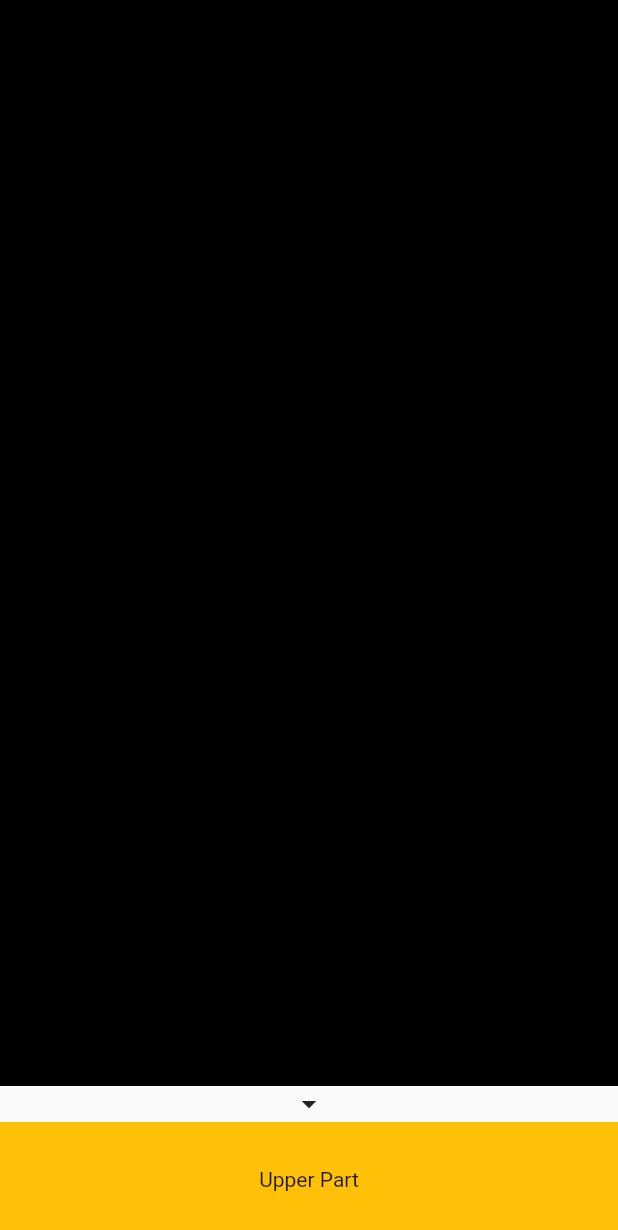
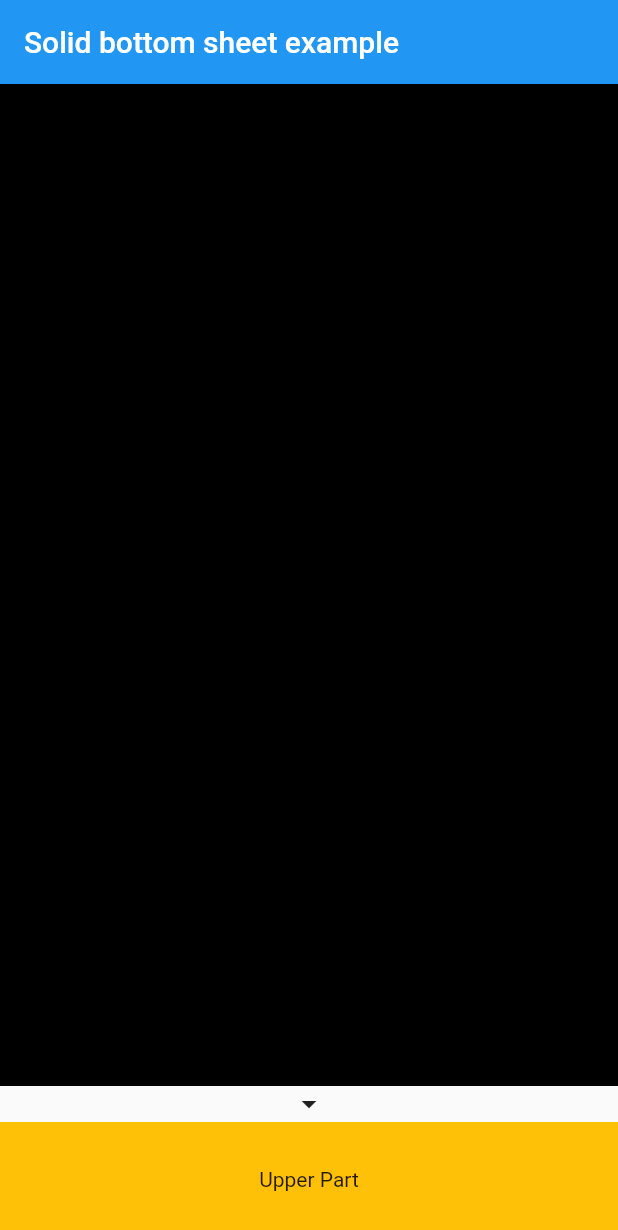
Before and after one commit to hamed-fs/flutter_widget_test_playground, a Flutter app: the screen it shows after launch, on a phone screen of 412 x 824 dp. Shown: the top 1230 px of the screen. Run offline on Flutter 3.47's test engine with Material 2 defaults, Android fonts, the phone set to English and light mode, and no system bars.

Commit message:
- first ok 03

```diff
--- a/lib/deriv_bottom_sheet.dart
+++ b/lib/deriv_bottom_sheet.dart
@@ -52,11 +52,11 @@ class ExpandableBottomSheet extends StatefulWidget {
   // closed.
   final Function onHide;
 
-  final BuildContext context;
+  // final BuildContext context;
 
   ExpandableBottomSheet({
     Key key,
-    @required this.context,
+    // @required this.context,
     @required this.lowerBody,
     @required this.upperBody,
     @required this.toggler,
@@ -93,23 +93,19 @@ class _ExpandableBottomSheetState extends State<ExpandableBottomSheet> {
   void didChangeDependencies() {
     super.didChangeDependencies();
 
-    _maxHeight = MediaQuery.of(context).size.height -
-        (Scaffold.of(context).hasAppBar
-            ? Scaffold.of(context).appBarMaxHeight
-            : 0) -
-        24.0 -
-        100.0;
+    _maxHeight =
+        MediaQuery.of(context).size.height - 124.0 - _getAppBarHeight();
 
     _controller.height =
         widget.maximizedAtStart ? _maxHeight : widget.minHeight;
 
     _controller.value = widget.maximizedAtStart;
-    _controllerListener = () {
-      _controller.value ? _show() : _hide();
-    };
 
-    _controller.addListener(_controllerListener);
+    _controller.addListener(() => _controller.value ? _show() : _hide());
   }
+
+  double _getAppBarHeight() =>
+      Scaffold.of(context).hasAppBar ? Scaffold.of(context).appBarMaxHeight : 0;
 
   void _onVerticalDragUpdate(data) {
     if (((_controller.height - data.delta.dy) > widget.minHeight) &&
@@ -237,10 +233,7 @@ class _ExpandableBottomSheetController extends ValueNotifier<bool> {
 
   double get height => _height;
 
-  set height(double value) {
-    _height = value;
-    _bloc.dispatch(value);
-  }
+  set height(double value) => _bloc.dispatch(_height = value);
 
   Stream<double> get heightStream => _bloc.height;
 
--- a/lib/main.dart
+++ b/lib/main.dart
@@ -28,17 +28,15 @@ class _MyHomePageState extends State<MyHomePage> {
   Widget build(BuildContext context) {
     return SafeArea(
       child: Scaffold(
-        // appBar: AppBar(
-        //   title: Text("Solid bottom sheet example"),
-        // ),
+        appBar: AppBar(
+          title: Text("Solid bottom sheet example"),
+        ),
         body: Center(
           child: Container(
             color: Colors.black,
           ),
         ),
-        bottomSheet: Builder(
-          builder: (context) => ExpandableBottomSheet(
-            context: context,
+        bottomSheet: ExpandableBottomSheet(
           toggler: Icon(Icons.arrow_drop_down),
           upperBody: Container(
             height: 76.0,
@@ -77,7 +75,6 @@ class _MyHomePageState extends State<MyHomePage> {
                   ListTile(title: Text('data')),
                   ListTile(title: Text('data')),
                 ],
-                ),
               ),
             ),
           ),
```
Lines whose indentation alone changed are shown as unchanged.
